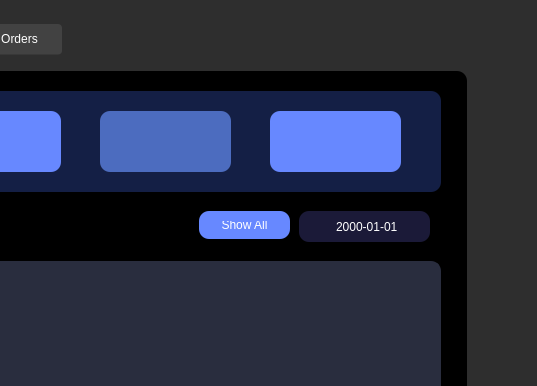
This is assets/uiux/stocking.ui in JinxSeven/retail-manager-lite as Qt 5 draws it before an edit; both pictures show x 370 to 907 and y 0 to 386 of the 907 by 593 pixel window. The edited form follows.
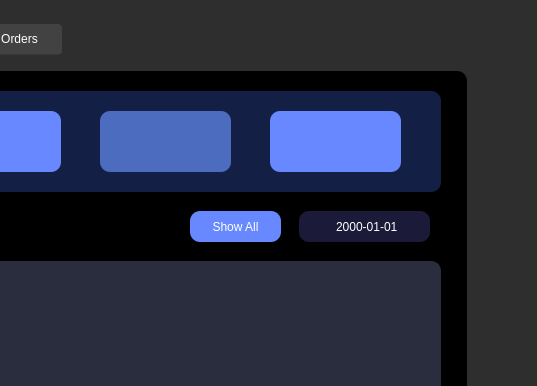
This is the edited form. Icons and pictures are not drawn.

```diff
--- a/assets/uiux/stocking.ui
+++ b/assets/uiux/stocking.ui
@@ -1785,10 +1785,10 @@
      <widget class="QPushButton" name="show_all">
       <property name="geometry">
        <rect>
-        <x>519</x>
+        <x>510</x>
         <y>160</y>
         <width>91</width>
-        <height>28</height>
+        <height>31</height>
        </rect>
       </property>
       <property name="styleSheet">
```
Left out of the diff: 2 changed lines with no effect on the pictures.
